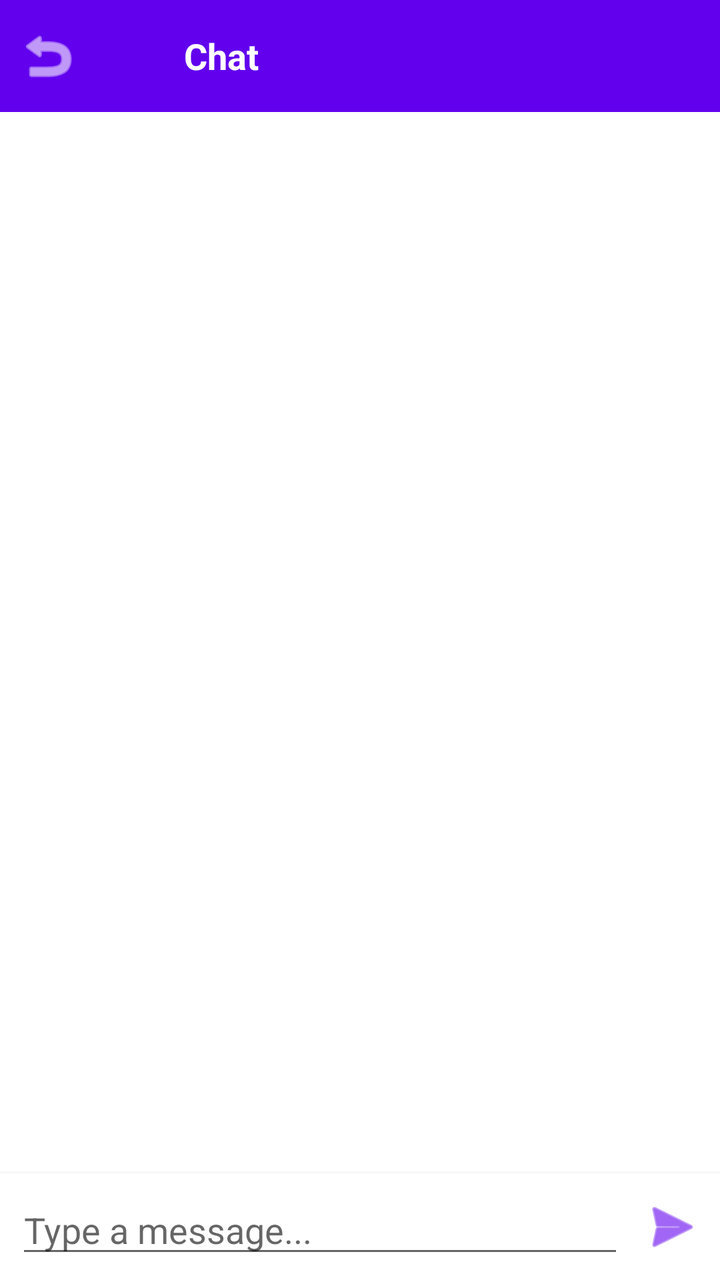
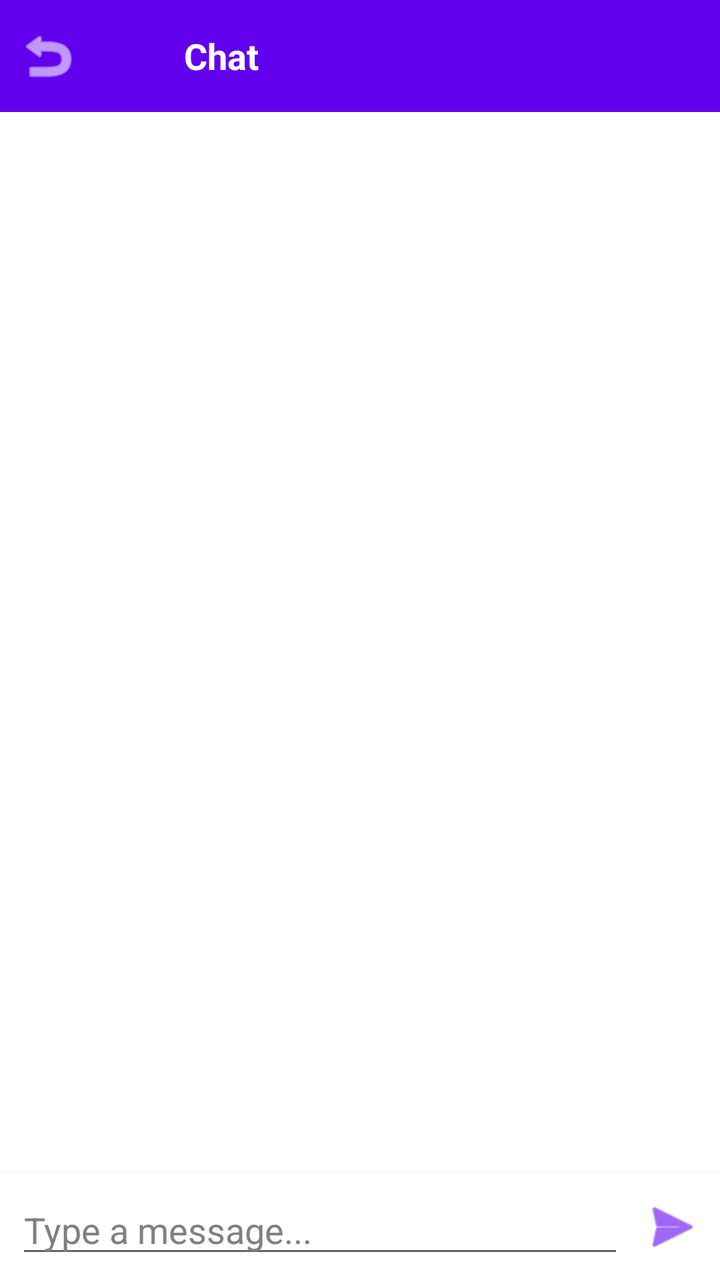

Compare the two renders of this Android layout. The source of the first and the diff that turns it into the second are given below.
<!-- AndroidManifest.xml: application theme Theme.Muzea -->
<!-- res/layout/fragment_chat_conversation.xml -->
<?xml version="1.0" encoding="utf-8"?>
<LinearLayout xmlns:android="http://schemas.android.com/apk/res/android"
    android:layout_width="match_parent"
    android:layout_height="match_parent"
    android:orientation="vertical">

    <LinearLayout
        android:layout_width="match_parent"
        android:layout_height="wrap_content"
        android:background="?attr/colorPrimary"
        android:gravity="center_vertical"
        android:orientation="horizontal"
        android:paddingStart="8dp"
        android:paddingEnd="8dp">

        <ImageButton
            android:id="@+id/btnBack"
            android:layout_width="wrap_content"
            android:layout_height="wrap_content"
            android:background="?attr/selectableItemBackgroundBorderless"
            android:contentDescription="@string/action_back"
            android:src="@android:drawable/ic_menu_revert"
            android:tint="@android:color/white" />

        <ImageView
            android:id="@+id/ivAvatar"
            android:layout_width="40dp"
            android:layout_height="40dp"
            android:layout_marginVertical="8dp"
            android:contentDescription="@string/avatar_description"
            android:src="@drawable/ic_default_avatar" />

        <TextView
            android:id="@+id/tvTitle"
            android:layout_width="0dp"
            android:layout_height="wrap_content"
            android:layout_marginStart="12dp"
            android:layout_weight="1"
            android:clickable="true"
            android:ellipsize="end"
            android:focusable="true"
            android:foreground="?attr/selectableItemBackgroundBorderless"
            android:maxLines="1"
            android:paddingBottom="12dp"
            android:paddingTop="12dp"
            android:text="@string/chat_title_default"
            android:textColor="@android:color/white"
            android:textSize="18sp"
            android:textStyle="bold" />

    </LinearLayout>

    <FrameLayout
        android:layout_width="match_parent"
        android:layout_height="0dp"
        android:layout_weight="1">

        <androidx.recyclerview.widget.RecyclerView
            android:id="@+id/recyclerViewMessages"
            android:layout_width="match_parent"
            android:layout_height="match_parent"
            android:clipToPadding="false"
            android:padding="8dp" />

        <TextView
            android:id="@+id/tvEmpty"
            android:layout_width="wrap_content"
            android:layout_height="wrap_content"
            android:layout_gravity="center"
            android:text="@string/chat_empty"
            android:textSize="16sp"
            android:visibility="gone" />

        <TextView
            android:id="@+id/tvError"
            android:layout_width="wrap_content"
            android:layout_height="wrap_content"
            android:layout_gravity="center"
            android:padding="24dp"
            android:textColor="@color/red"
            android:textSize="14sp"
            android:visibility="gone" />

        <ProgressBar
            android:id="@+id/progressBar"
            android:layout_width="wrap_content"
            android:layout_height="wrap_content"
            android:layout_gravity="center"
            android:visibility="gone" />

    </FrameLayout>

    <LinearLayout
        android:layout_width="match_parent"
        android:layout_height="wrap_content"
        android:background="@android:color/white"
        android:elevation="4dp"
        android:gravity="center_vertical"
        android:orientation="horizontal"
        android:paddingStart="8dp"
        android:paddingTop="6dp"
        android:paddingEnd="8dp"
        android:paddingBottom="6dp">

        <EditText
            android:id="@+id/etMessageInput"
            android:layout_width="0dp"
            android:layout_height="wrap_content"
            android:layout_weight="1"
            android:hint="@string/hint_message"
            android:imeOptions="actionSend"
            android:inputType="textMultiLine"
            android:maxLines="4"
            android:minLines="1" />

        <ImageButton
            android:id="@+id/btnSend"
            android:layout_width="wrap_content"
            android:layout_height="wrap_content"
            android:layout_marginStart="8dp"
            android:background="?attr/selectableItemBackgroundBorderless"
            android:contentDescription="@string/action_send"
            android:src="@android:drawable/ic_menu_send"
            android:tint="?attr/colorPrimary" />

    </LinearLayout>

</LinearLayout>
<!-- resources referenced by this layout -->
<resources>
  <color name="red">#FFFF0000</color>
  <!-- drawable ic_default_avatar (drawable) -->
  <vector xmlns:android="http://schemas.android.com/apk/res/android"
      android:width="24dp"
      android:height="24dp"
      android:viewportWidth="24"
      android:viewportHeight="24">
      <path
          android:fillColor="#FF6200EE"
          android:pathData="M12,12c2.21,0 4,-1.79 4,-4s-1.79,-4 -4,-4 -4,1.79 -4,4 1.79,4 4,4zM12,14c-2.67,0 -8,1.34 -8,4v2h16v-2c0,-2.66 -5.33,-4 -8,-4z"/>
  </vector>
  <string name="action_back">Back</string>
  <string name="action_send">Send</string>
  <string name="avatar_description">User avatar</string>
  <string name="chat_empty">No messages yet</string>
  <string name="chat_title_default">Chat</string>
  <string name="hint_message">Type a message...</string>
  <style name="Theme.Muzea" parent="Theme.MaterialComponents.DayNight.NoActionBar">
          <item name="colorPrimary">@color/purple_500</item>
          <item name="colorPrimaryVariant">@color/purple_700</item>
          <item name="colorOnPrimary">@color/white</item>
          <item name="colorSecondary">@color/teal_200</item>
          <item name="colorSecondaryVariant">@color/teal_700</item>
          <item name="colorOnSecondary">@color/black</item>
          <item name="android:statusBarColor">?attr/colorPrimaryVariant</item>
  
          
          <item name="materialButtonStyle">@style/Widget.MaterialComponents.Button</item>
          <item name="materialCardViewStyle">@style/Widget.MaterialComponents.CardView</item>
      </style>
  <color name="purple_500">#FF6200EE</color>
  <color name="purple_700">#FF3700B3</color>
  <color name="white">#FFFFFFFF</color>
  <color name="teal_200">#FF03DAC5</color>
  <color name="teal_700">#FF018786</color>
  <color name="black">#FF000000</color>
</resources>

<!-- the commit's change to res/layout/fragment_chat_conversation.xml (unified diff, before → after) -->
@@ -111,7 +111,9 @@
             android:imeOptions="actionSend"
             android:inputType="textMultiLine"
             android:maxLines="4"
-            android:minLines="1" />
+            android:minLines="1"
+            android:textColor="@android:color/black"
+            android:textColorHint="@color/gray" />
 
         <ImageButton
             android:id="@+id/btnSend"
<!-- resource entries referenced after the edit -->
@@ -1,5 +1,6 @@
 <!-- resources referenced by this layout -->
 <resources>
+  <color name="gray">#FF808080</color>
   <color name="red">#FFFF0000</color>
   <!-- drawable ic_default_avatar (drawable) -->
   <vector xmlns:android="http://schemas.android.com/apk/res/android"
